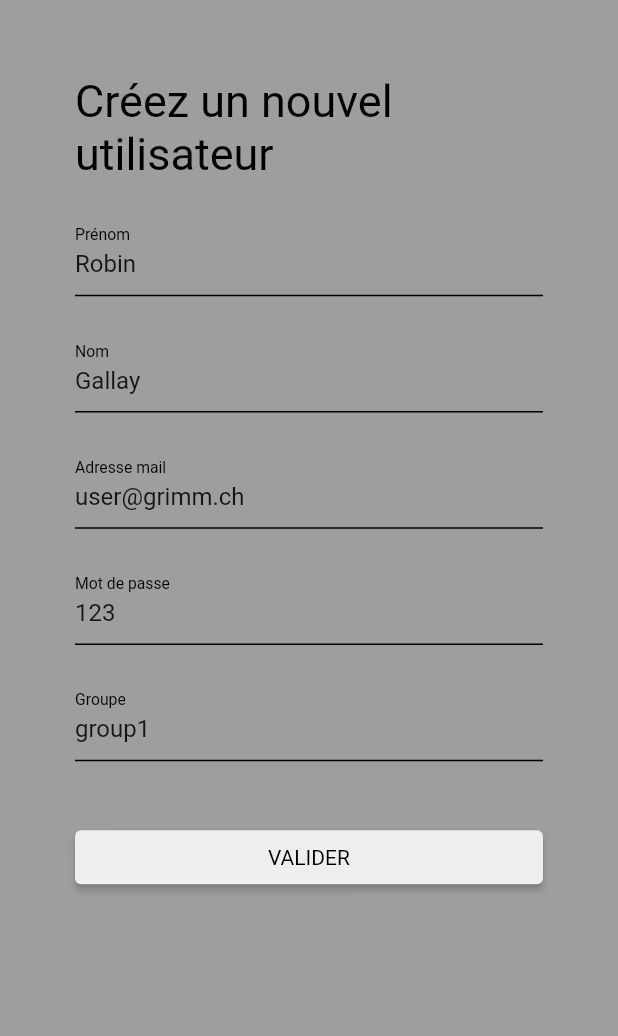
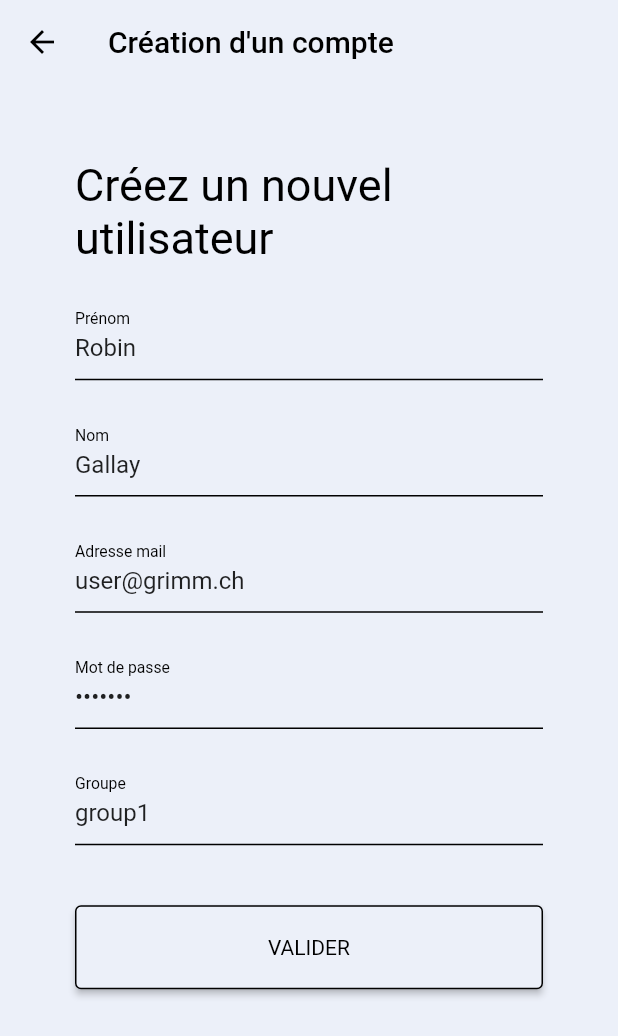
Before and after one commit to khrid/HES_646-2_Projects_GRIMM_Scanner, a Flutter app: the CreateAccountScreen screen opened by its route, on a phone screen of 412 x 824 dp. Shown: the top 1036 px of the screen. Run offline on Flutter 3.47's test engine with Material 2 defaults, Android fonts, the phone set to English and light mode, and no system bars; our stand-ins replace cloud_firestore, firebase_auth, firebase_core, qr_flutter; missing offline and left inert: flutter_barcode_scanner; accounts and stored records are empty; Roboto replaces fonts that are missing (Raleway-Regular).

Commit message:
design button

```diff
--- a/lib/main.dart
+++ b/lib/main.dart
@@ -69,6 +69,7 @@ class _AppState extends State<App> with WidgetsBindingObserver {
       title: 'GRIMM Scanner',
       theme: ThemeData(
         primarySwatch: Colors.grey,
+        primaryColor: Color (0xFFECF0F9),
       ),
       //navigatorObservers: <NavigatorObserver>[observer],
       home: const Home(),
--- a/lib/pages/create_account.dart
+++ b/lib/pages/create_account.dart
@@ -27,7 +27,7 @@ class _CreateAccountState extends State<CreateAccountScreen> {
   TextEditingController lastnameController = new TextEditingController(text: "Gallay"); // controlleur du name
   TextEditingController firstnameController = new TextEditingController(text: "Robin"); // controlleur du prenom
   TextEditingController emailController = new TextEditingController(text: "user@grimm.ch");// controlleur du email
-  TextEditingController passwordController = new TextEditingController(text: "123");// controlleur du password
+  TextEditingController passwordController = new TextEditingController(text: "test123");// controlleur du password
   TextEditingController groupController = new TextEditingController(text: "group1");// controlleur du group
 
 
@@ -48,6 +48,11 @@ class _CreateAccountState extends State<CreateAccountScreen> {
   @override
   Widget build(context) {
     return Scaffold(
+      appBar: AppBar(
+          title: const Text("Création d'un compte"),
+          backgroundColor: Theme.of(context).primaryColor,
+          elevation: 0,
+        ),
       backgroundColor: Theme.of(context).primaryColor,
       body: Form(
         key: _key,
@@ -163,6 +168,7 @@ class _CreateAccountState extends State<CreateAccountScreen> {
               height: 20,
             ),
             TextFormField(
+              obscureText: true,
               controller: passwordController,
                validator: (value) {
                           if (value == null || value.isEmpty) {
@@ -231,9 +237,12 @@ class _CreateAccountState extends State<CreateAccountScreen> {
             ),
             ElevatedButton(
               style: ElevatedButton.styleFrom(
-                primary: Theme.of(context).backgroundColor,
+                primary: Theme.of(context).primaryColor,
                 textStyle: TextStyle(fontFamily: "Raleway-Regular",
-                  fontSize: 14.0)
+                  fontSize: 14.0),
+                side: const BorderSide(width: 1.0, color: Colors.black),
+                padding: EdgeInsets.all(20.0),
+
               ),
                  onPressed: () async { // ici on gère si l'entrée est valide ou non et on crée le User, puis le modelUser
                               if (_key.currentState!.validate()) {
--- a/lib/pages/home.dart
+++ b/lib/pages/home.dart
@@ -25,10 +25,11 @@ class _HomeState extends State<Home> {
     return Scaffold(
         appBar: AppBar(
           title: const Text("Menu"),
-          backgroundColor: Colors.transparent,
+          backgroundColor: Theme.of(context).primaryColor,
           elevation: 0,
         ),
         body: Container(
+          color:  Theme.of(context).primaryColor,
             child: Row(
           mainAxisAlignment: MainAxisAlignment.center,
           children: <Widget>[
@@ -36,7 +37,7 @@ class _HomeState extends State<Home> {
               mainAxisAlignment: MainAxisAlignment.center,
               children: <Widget>[
                 CustomHomeButton(title: "SCANNER", onPressed: scanQR),
-                CustomHomeButton(title: "CREATION USER", onPressed: createUser)
+                CustomHomeButton(title: "CREER UN PROFIL", onPressed: createUser)
               ],
             ),
           ],
```
Also changed, not shown: lib/widgets/button_home.dart (+6 -2 lines).
